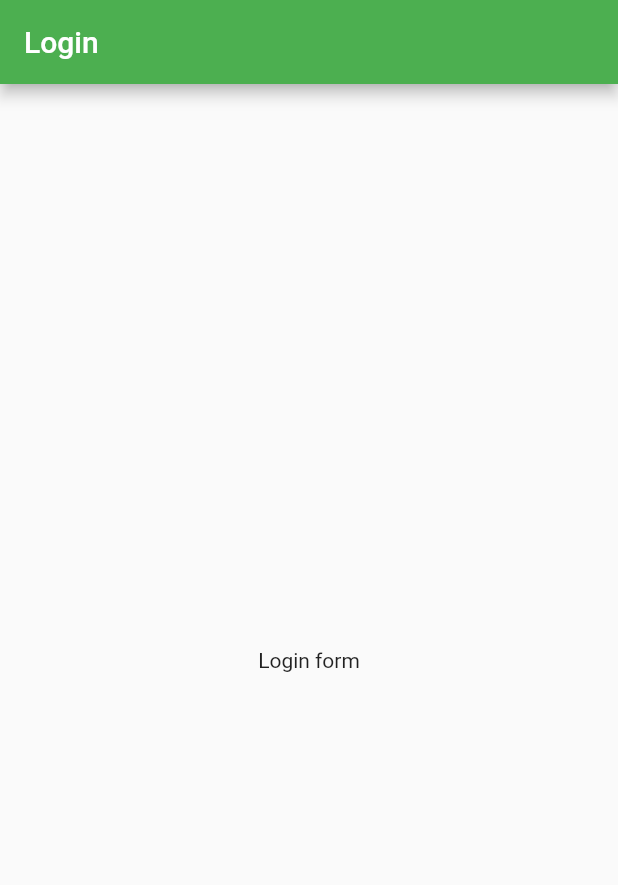
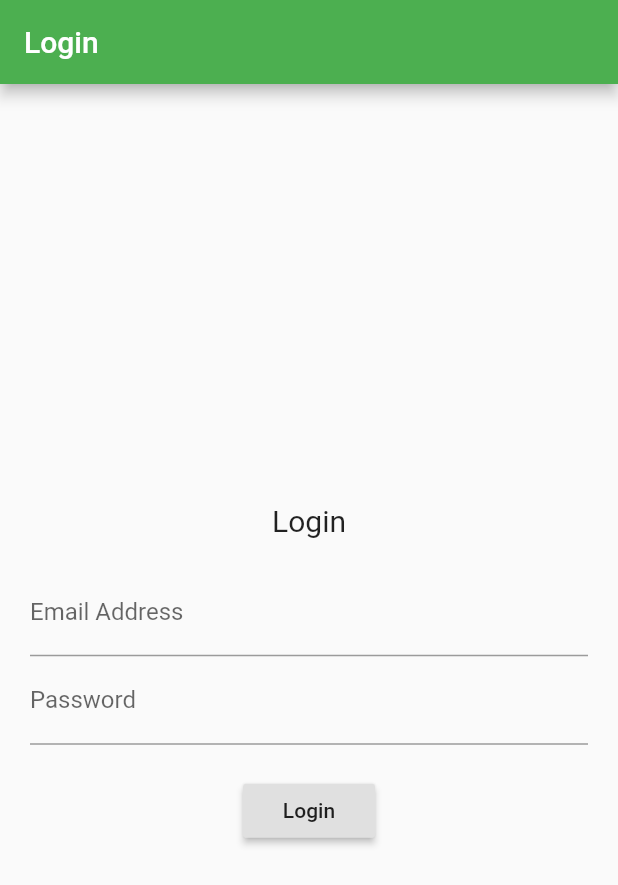
Before and after one commit to partidodev/partido-client, a Flutter app: the screen it shows after launch, on a phone screen of 412 x 824 dp. Shown: the top 885 px of the screen. Run offline on Flutter 3.47's test engine with Material 2 defaults, Android fonts, the light colour scheme and no system bars; our stand-ins replace dio, retrofit, shared_preferences; generated files the repository leaves out were written again; network calls fail.

Commit message:
Login Screen implemented with switch to Home screen, including cookie handling fixes

```diff
--- /dev/null
+++ b/lib/api.dart
@@ -0,0 +1,43 @@
+import 'package:dio/dio.dart';
+import 'package:partido_flutter/model/bill.dart';
+import 'package:partido_flutter/model/group.dart';
+import 'package:partido_flutter/model/new_user.dart';
+import 'package:partido_flutter/model/report.dart';
+import 'package:partido_flutter/model/user.dart';
+import 'package:retrofit/retrofit.dart';
+
+part 'api.g.dart';
+
+@RestApi(baseUrl: "http://fosforito.net:8090/")
+abstract class Api {
+
+  factory Api(Dio dio) = _Api;
+
+  @POST("/login")
+  @MultiPart()
+  Future<HttpResponse<String>> login(@Part("username") String username, @Part("password") String password);
+
+  @POST("/users")
+  Future<User> register(@Body() NewUser data);
+
+  @GET("/currentuser")
+  Future<User> getCurrentUser();
+
+  @GET("/currentuser")
+  Future<HttpResponse<User>> getLoginStatus();
+
+  @GET("/currentusergroups")
+  Future<List<Group>> getMyGroups();
+
+  @GET("/groups/{groupId}")
+  Future<Group> getGroup(@Path("groupId") int groupId);
+
+  @GET("/groups/{groupId}/bills")
+  Future<List<Bill>> getBillsForGroup(@Path("groupId") int groupId);
+
+  @POST("/groups/{groupId}/bills")
+  Future<Bill> createBill(@Body() Bill bill, @Path("groupId") int groupId);
+
+  @GET("/groups/{groupId}/report")
+  Future<Report> getReportForGroup(@Path("groupId") int groupId);
+}
--- a/lib/login_page.dart
+++ b/lib/login_page.dart
@@ -1,4 +1,8 @@
 import 'package:flutter/material.dart';
+import 'package:retrofit/dio.dart';
+
+import 'api.dart';
+import 'api_service.dart';
 
 class LoginPage extends StatefulWidget {
   LoginPage({Key key}) : super(key: key);
@@ -9,20 +13,57 @@ class LoginPage extends StatefulWidget {
 
 class _LoginPageState extends State<LoginPage> {
 
+  Api api = ApiService.getApi();
+
+  final _formKey = GlobalKey<FormState>();
+  String _password;
+  String _email;
+
+  void _login() async {
+    HttpResponse<String> response = await api.login("$_email", "$_password");
+    if (response.response.statusCode == 200) {
+      Navigator.pushNamed(context, '/home');
+    }
+  }
+
   @override
   Widget build(BuildContext context) {
     return Scaffold(
       appBar: AppBar(
         title: Text('Login'),
       ),
-      body: Center(
+      body: Container(
+        padding: EdgeInsets.all(20.0),
+        child: Form(
+          key: _formKey,
           child: Column(
             mainAxisAlignment: MainAxisAlignment.center,
             children: <Widget>[
+              SizedBox(height: 20.0),
               Text(
-              'Login form',
+                'Login',
+                style: TextStyle(fontSize: 20),
               ),
+              SizedBox(height: 20.0),
+              TextFormField(
+                  onSaved: (value) => _email = value,
+                  keyboardType: TextInputType.emailAddress,
+                  decoration: InputDecoration(labelText: "Email Address")),
+              TextFormField(
+                  onSaved: (value) => _password = value,
+                  obscureText: true,
+                  decoration: InputDecoration(labelText: "Password")),
+              SizedBox(height: 20.0),
+              RaisedButton(child: Text("Login"), onPressed: () {
+                // save the fields..
+                final form = _formKey.currentState;
+                form.save();
+                if (form.validate()) {
+                  _login();
+                }
+              }),
             ],
+          ),
         ),
       ),
     );
--- a/lib/model/balance.dart
+++ b/lib/model/balance.dart
@@ -1,4 +1,6 @@
 import 'package:json_annotation/json_annotation.dart';
+
+part 'balance.g.dart';
 
 @JsonSerializable()
 class Balance {
@@ -7,5 +9,6 @@ class Balance {
 
   Balance({this.user, this.balance});
 
-  factory Balance.fromJson(Map<String, dynamic> json) => _BalanceFromJson(json);
+  factory Balance.fromJson(Map<String, dynamic> json) => _$BalanceFromJson(json);
+  Map<String, dynamic> toJson() => _$BalanceToJson(this);
 }
--- a/lib/model/bill.dart
+++ b/lib/model/bill.dart
@@ -1,5 +1,7 @@
 import 'package:json_annotation/json_annotation.dart';
 import 'package:partido_flutter/model/split.dart';
+
+part 'bill.g.dart';
 
 @JsonSerializable()
 class Bill {
@@ -23,4 +25,5 @@ class Bill {
       this.splits});
 
   factory Bill.fromJson(Map<String, dynamic> json) => _$BillFromJson(json);
+  Map<String, dynamic> toJson() => _$BillToJson(this);
 }
--- a/lib/model/group.dart
+++ b/lib/model/group.dart
@@ -1,5 +1,7 @@
 import 'package:json_annotation/json_annotation.dart';
 import 'package:partido_flutter/model/user.dart';
+
+part 'group.g.dart';
 
 @JsonSerializable()
 class Group {
@@ -19,4 +21,5 @@ class Group {
       this.users});
 
   factory Group.fromJson(Map<String, dynamic> json) => _$GroupFromJson(json);
+  Map<String, dynamic> toJson() => _$GroupToJson(this);
 }
--- a/lib/model/new_user.dart
+++ b/lib/model/new_user.dart
@@ -1,5 +1,7 @@
 import 'package:json_annotation/json_annotation.dart';
 import 'package:partido_flutter/model/user.dart';
+
+part 'new_user.g.dart';
 
 @JsonSerializable()
 class NewUser extends User {
@@ -9,4 +11,5 @@ class NewUser extends User {
   NewUser({this.password});
 
   factory NewUser.fromJson(Map<String, dynamic> json) => _$NewUserFromJson(json);
+  Map<String, dynamic> toJson() => _$NewUserToJson(this);
 }
--- a/lib/model/report.dart
+++ b/lib/model/report.dart
@@ -1,5 +1,7 @@
 import 'package:json_annotation/json_annotation.dart';
 import 'package:partido_flutter/model/balance.dart';
+
+part 'report.g.dart';
 
 @JsonSerializable()
 class Report {
@@ -10,4 +12,5 @@ class Report {
   Report({this.timestamp, this.balances});
 
   factory Report.fromJson(Map<String, dynamic> json) => _$ReportFromJson(json);
+  Map<String, dynamic> toJson() => _$ReportToJson(this);
 }
--- a/lib/model/split.dart
+++ b/lib/model/split.dart
@@ -1,4 +1,6 @@
 import 'package:json_annotation/json_annotation.dart';
+
+part 'split.g.dart';
 
 @JsonSerializable()
 class Split {
@@ -12,4 +14,5 @@ class Split {
   Split({this.id, this.debtor, this.paid, this.partsOfBill, this.main});
 
   factory Split.fromJson(Map<String, dynamic> json) => _$SplitFromJson(json);
+  Map<String, dynamic> toJson() => _$SplitToJson(this);
 }
--- a/lib/model/user.dart
+++ b/lib/model/user.dart
@@ -1,4 +1,6 @@
 import 'package:json_annotation/json_annotation.dart';
+
+part 'user.g.dart';
 
 @JsonSerializable()
 class User {
@@ -10,4 +12,5 @@ class User {
   User({this.id, this.username, this.email, this.birthday});
 
   factory User.fromJson(Map<String, dynamic> json) => _$UserFromJson(json);
+  Map<String, dynamic> toJson() => _$UserToJson(this);
 }
```
Also changed, not shown: lib/api_service.dart (+60 -25 lines), lib/authentication_service.dart (deleted, +0 -28 lines), lib/main.dart (+15 -56 lines), pubspec.yaml (+6 -6 lines), lib/api.g.dart (added), lib/model/balance.g.dart (added), lib/model/bill.g.dart (added), lib/model/group.g.dart (added), lib/model/new_user.g.dart (added), lib/model/report.g.dart (added), lib/model/split.g.dart (added), lib/model/user.g.dart (added), 3 other files. Lines whose indentation alone changed are shown as unchanged.
